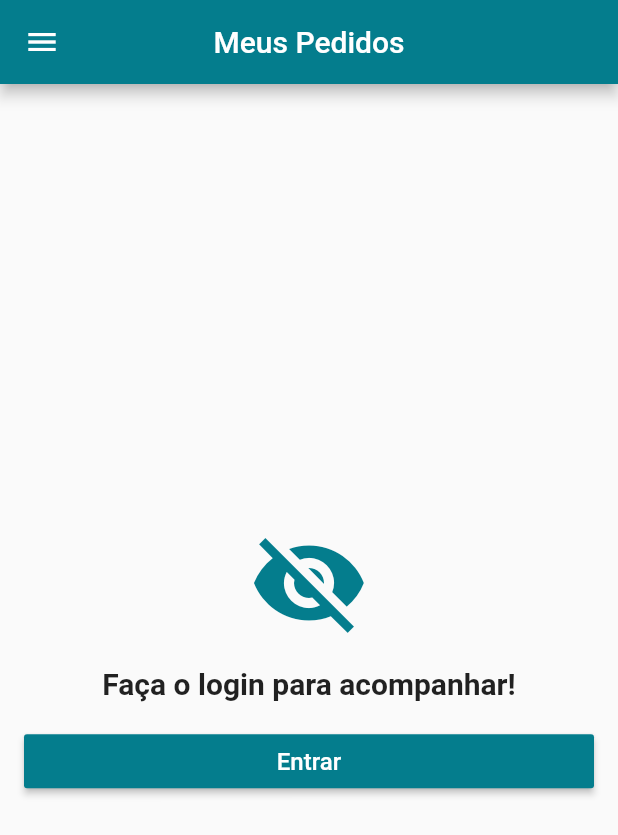
After one commit to fabricioLVmagalhaes/Loja-Virtual-Flutter, a Flutter app: the screen it shows after launch, swiped to page 4, on a phone screen of 412 x 824 dp. The commit adds this screen. Shown: the top 835 px of the screen. Run offline on Flutter 3.47's test engine with Material 2 defaults, Android fonts, the phone set to English and light mode, and no system bars; our stand-ins replace carousel_pro, cloud_firestore, firebase_auth, transparent_image; accounts and stored records are empty.

Commit message:
Criando a Tab de Pedidos

```diff
--- a/lib/screens/home_sceen.dart
+++ b/lib/screens/home_sceen.dart
@@ -1,5 +1,6 @@
 import 'package:flutter/material.dart';
 import 'package:loja_virtual/tabs/home_tab.dart';
+import 'package:loja_virtual/tabs/orders_tab.dart';
 import 'package:loja_virtual/tabs/products_tab.dart';
 import 'package:loja_virtual/widgets/cart_button.dart';
 import 'package:loja_virtual/widgets/custom_drawer.dart';
@@ -29,7 +30,14 @@ class HomeScreen extends StatelessWidget {
           floatingActionButton: CartButton(),
         ),
         Container(color: Colors.yellow,),
-        Container(color: Colors.green,)
+        Scaffold(
+          appBar: AppBar(
+            title: Text("Meus Pedidos"),
+            centerTitle: true,
+          ),
+          body: OrdersTab(),
+          drawer: CustomDrawer(_pageController),
+        )
       ],
     );
   }
--- a/lib/screens/order_screen.dart
+++ b/lib/screens/order_screen.dart
@@ -13,6 +13,7 @@ class OrderScreen extends StatelessWidget {
         centerTitle: true,
       ),
       body: Container(
+        alignment: Alignment.center,
         padding: EdgeInsets.all(16.0),
         child: Column(
           mainAxisAlignment: MainAxisAlignment.center,
--- /dev/null
+++ b/lib/tabs/orders_tab.dart
@@ -0,0 +1,72 @@
+import 'package:cloud_firestore/cloud_firestore.dart';
+import 'package:flutter/material.dart';
+import 'package:loja_virtual/models/user_model.dart';
+import 'package:loja_virtual/screens/login_screen.dart';
+import 'package:loja_virtual/tiles/order_tile.dart';
+
+class OrdersTab extends StatelessWidget {
+  @override
+  Widget build(BuildContext context) {
+
+    if(UserModel.of(context).isLoggedIn()){
+      String uid = UserModel.of(context).firebaseUser.uid;
+
+      return FutureBuilder<QuerySnapshot>(
+        future: Firestore.instance.collection("users").document(uid)
+          .collection("orders").getDocuments(),
+        builder: (context, snapshot){
+          if(!snapshot.hasData){
+            return Center(
+              child: CircularProgressIndicator(),
+            );
+          }
+          else {
+            return ListView(
+              children: snapshot.data.documents.map((doc) => OrderTile(doc.documentID)).toList(),
+            );
+          }
+        },
+      );
+
+    } else {
+      return Container(
+        padding: EdgeInsets.all(16.0),
+        child: Column(
+          crossAxisAlignment: CrossAxisAlignment.stretch,
+          mainAxisAlignment: MainAxisAlignment.center,
+          children: <Widget>[
+            Icon(
+              Icons.visibility_off,
+              size: 80.0,
+              color: Theme.of(context).primaryColor,
+            ),
+            SizedBox(
+              height: 16.0,
+            ),
+            Text(
+              "Faça o login para acompanhar!",
+              style: TextStyle(fontSize: 20.0, fontWeight: FontWeight.bold),
+              textAlign: TextAlign.center,
+            ),
+            SizedBox(
+              height: 16.0,
+            ),
+            RaisedButton(
+              child: Text(
+                "Entrar",
+                style: TextStyle(fontSize: 16.0),
+              ),
+              textColor: Colors.white,
+              color: Theme.of(context).primaryColor,
+              onPressed: () {
+                Navigator.of(context).push(
+                    MaterialPageRoute(builder: (context) => LoginScreen()));
+              },
+            )
+          ],
+        ),
+      );
+    }
+
+  }
+}
```
Also changed, not shown: lib/tiles/order_tile.dart (added, +15 -0 lines).
